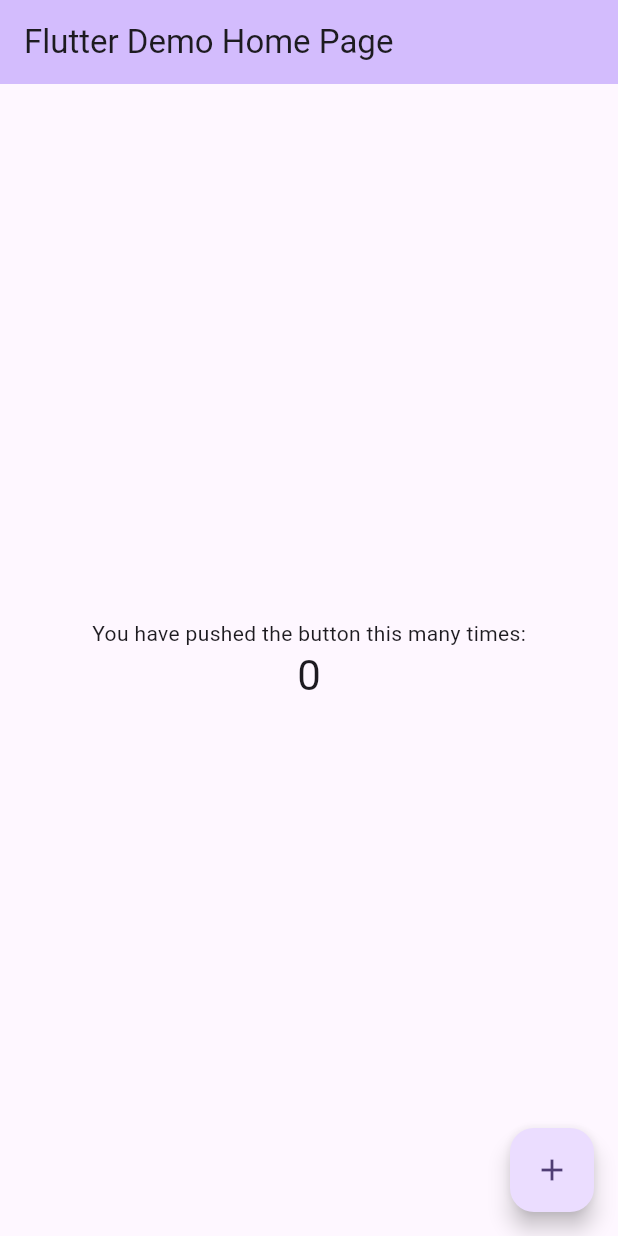
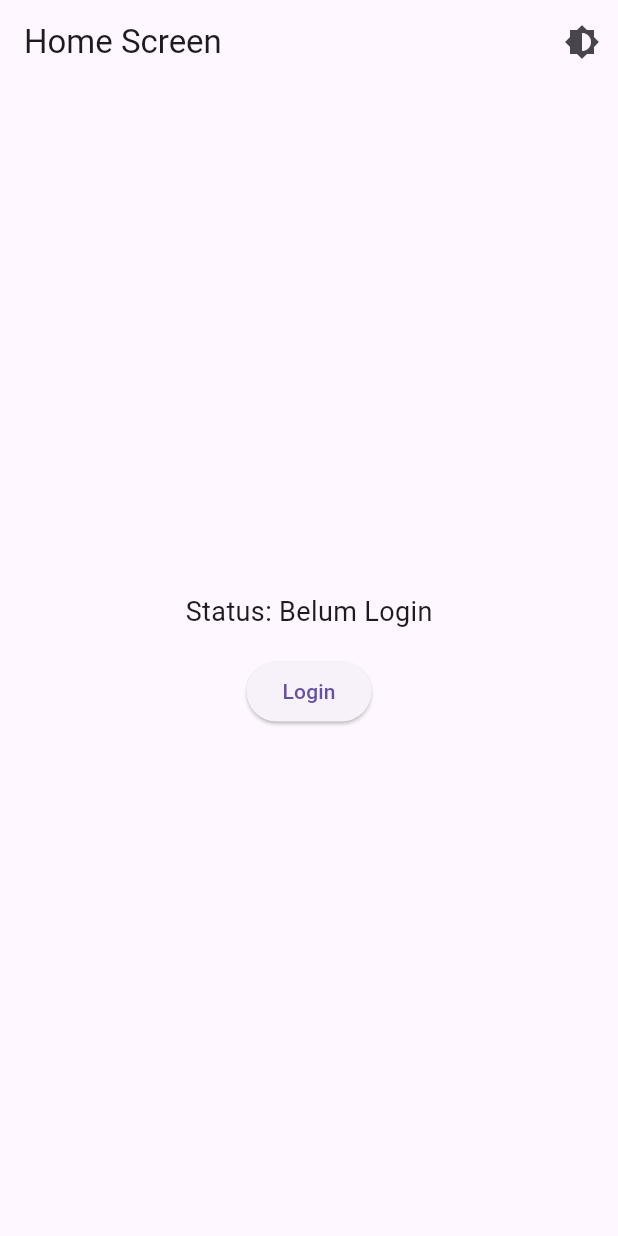
Before and after one commit to Creature-With-Sins/beruang_bijak, a Flutter app: the screen it shows after launch, on a phone screen of 412 x 824 dp. Run offline on Flutter 3.47's test engine with Material 3 defaults, Android fonts, the light colour scheme and no system bars.

Commit message:
feat: initial commit - setup project architecture, model, and provider

```diff
--- a/lib/main.dart
+++ b/lib/main.dart
@@ -1,122 +1,108 @@
 import 'package:flutter/material.dart';
+import 'package:provider/provider.dart';
+
+// Contoh Provider 1: Auth/User state
+class AuthProvider extends ChangeNotifier {
+  bool _isLoggedIn = false;
+  bool get isLoggedIn => _isLoggedIn;
+
+  void login() {
+    _isLoggedIn = true;
+    notifyListeners();
+  }
+
+  void logout() {
+    _isLoggedIn = false;
+    notifyListeners();
+  }
+}
+
+// Contoh Provider 2: Theme/App Settings state
+class ThemeProvider extends ChangeNotifier {
+  ThemeMode _themeMode = ThemeMode.light;
+  ThemeMode get themeMode => _themeMode;
+
+  void toggleTheme() {
+    _themeMode = _themeMode == ThemeMode.light ? ThemeMode.dark : ThemeMode.light;
+    notifyListeners();
+  }
+}
 
 void main() {
-  runApp(const MyApp());
+  runApp(
+    MultiProvider(
+      providers: [
+        ChangeNotifierProvider(create: (_) => AuthProvider()),
+        ChangeNotifierProvider(create: (_) => ThemeProvider()),
+        // Tambahin provider lain di sini kalo ada
+      ],
+      child: const MyApp(),
+    ),
+  );
 }
 
 class MyApp extends StatelessWidget {
   const MyApp({super.key});
 
-  // This widget is the root of your application.
   @override
   Widget build(BuildContext context) {
+    // Mengakses state dari ThemeProvider
+    final themeProvider = context.watch<ThemeProvider>();
+
     return MaterialApp(
-      title: 'Flutter Demo',
-      theme: ThemeData(
-        // This is the theme of your application.
-        //
-        // TRY THIS: Try running your application with "flutter run". You'll see
-        // the application has a purple toolbar. Then, without quitting the app,
-        // try changing the seedColor in the colorScheme below to Colors.green
-        // and then invoke "hot reload" (save your changes or press the "hot
-        // reload" button in a Flutter-supported IDE, or press "r" if you used
-        // the command line to start the app).
-        //
-        // Notice that the counter didn't reset back to zero; the application
-        // state is not lost during the reload. To reset the state, use hot
-        // restart instead.
-        //
-        // This works for code too, not just values: Most code changes can be
-        // tested with just a hot reload.
-        colorScheme: ColorScheme.fromSeed(seedColor: Colors.deepPurple),
-      ),
-      home: const MyHomePage(title: 'Flutter Demo Home Page'),
+      title: 'MultiProvider Demo',
+      debugShowCheckedModeBanner: false,
+      themeMode: themeProvider.themeMode,
+      theme: ThemeData.light(),
+      darkTheme: ThemeData.dark(),
+      home: const HomeScreen(),
     );
   }
 }
 
-class MyHomePage extends StatefulWidget {
-  const MyHomePage({super.key, required this.title});
-
-  // This widget is the home page of your application. It is stateful, meaning
-  // that it has a State object (defined below) that contains fields that affect
-  // how it looks.
-
-  // This class is the configuration for the state. It holds the values (in this
-  // case the title) provided by the parent (in this case the App widget) and
-  // used by the build method of the State. Fields in a Widget subclass are
-  // always marked "final".
-
-  final String title;
-
-  @override
-  State<MyHomePage> createState() => _MyHomePageState();
-}
-
-class _MyHomePageState extends State<MyHomePage> {
-  int _counter = 0;
-
-  void _incrementCounter() {
-    setState(() {
-      // This call to setState tells the Flutter framework that something has
-      // changed in this State, which causes it to rerun the build method below
-      // so that the display can reflect the updated values. If we changed
-      // _counter without calling setState(), then the build method would not be
-      // called again, and so nothing would appear to happen.
-      _counter++;
-    });
-  }
+class HomeScreen extends StatelessWidget {
+  const HomeScreen({super.key});
 
   @override
   Widget build(BuildContext context) {
-    // This method is rerun every time setState is called, for instance as done
-    // by the _incrementCounter method above.
-    //
-    // The Flutter framework has been optimized to make rerunning build methods
-    // fast, so that you can just rebuild anything that needs updating rather
-    // than having to individually change instances of widgets.
+    // Cara panggil provider di UI
+    final authProvider = context.watch<AuthProvider>();
+    final themeProvider = context.read<ThemeProvider>();
+
     return Scaffold(
       appBar: AppBar(
-        // TRY THIS: Try changing the color here to a specific color (to
-        // Colors.amber, perhaps?) and trigger a hot reload to see the AppBar
-        // change color while the other colors stay the same.
-        backgroundColor: Theme.of(context).colorScheme.inversePrimary,
-        // Here we take the value from the MyHomePage object that was created by
-        // the App.build method, and use it to set our appbar title.
-        title: Text(widget.title),
+        title: const Text('Home Screen'),
+        actions: [
+          IconButton(
+            icon: const Icon(Icons.brightness_6),
+            onPressed: () => themeProvider.toggleTheme(),
+          ),
+        ],
       ),
       body: Center(
-        // Center is a layout widget. It takes a single child and positions it
-        // in the middle of the parent.
         child: Column(
-          // Column is also a layout widget. It takes a list of children and
-          // arranges them vertically. By default, it sizes itself to fit its
-          // children horizontally, and tries to be as tall as its parent.
-          //
-          // Column has various properties to control how it sizes itself and
-          // how it positions its children. Here we use mainAxisAlignment to
-          // center the children vertically; the main axis here is the vertical
-          // axis because Columns are vertical (the cross axis would be
-          // horizontal).
-          //
-          // TRY THIS: Invoke "debug painting" (choose the "Toggle Debug Paint"
-          // action in the IDE, or press "p" in the console), to see the
-          // wireframe for each widget.
           mainAxisAlignment: MainAxisAlignment.center,
-          children: <Widget>[
-            const Text('You have pushed the button this many times:'),
+          children: [
             Text(
-              '$_counter',
-              style: Theme.of(context).textTheme.headlineMedium,
+              authProvider.isLoggedIn
+                  ? 'Status: Udah Login'
+                  : 'Status: Belum Login',
+              style: const TextStyle(fontSize: 18),
+            ),
+            const SizedBox(height: 16),
+            ElevatedButton(
+              onPressed: () {
+                if (authProvider.isLoggedIn) {
+                  context.read<AuthProvider>().logout();
+                } else {
+                  context.read<AuthProvider>().login();
+                }
+              },
+              child: Text(authProvider.isLoggedIn ? 'Logout' : 'Login'),
             ),
           ],
         ),
       ),
-      floatingActionButton: FloatingActionButton(
-        onPressed: _incrementCounter,
-        tooltip: 'Increment',
-        child: const Icon(Icons.add),
-      ), // This trailing comma makes auto-formatting nicer for build methods.
     );
   }
 }
--- /dev/null
+++ b/lib/screens/home_screen.dart
@@ -0,0 +1,17 @@
+import 'package:flutter/material.dart';
+
+class HomeScreen extends StatelessWidget {
+  const HomeScreen({super.key});
+
+  @override
+  Widget build(BuildContext context) {
+    return Scaffold(
+      appBar: AppBar(
+        title: const Text('Home Screen'),
+      ),
+      body: const Center(
+        child: Text('Home Screen Dummy'),
+      ),
+    );
+  }
+}
--- a/pubspec.yaml
+++ b/pubspec.yaml
@@ -34,6 +34,8 @@ dependencies:
   # The following adds the Cupertino Icons font to your application.
   # Use with the CupertinoIcons class for iOS style icons.
   cupertino_icons: ^1.0.8
+  provider: ^6.1.5+1
+  uuid: ^4.6.0
 
 dev_dependencies:
   flutter_test:
```
Also changed, not shown: lib/models/transaction_model.dart (added, +49 -0 lines), lib/providers/transaction_provider.dart (added, +74 -0 lines), pubspec.lock.
